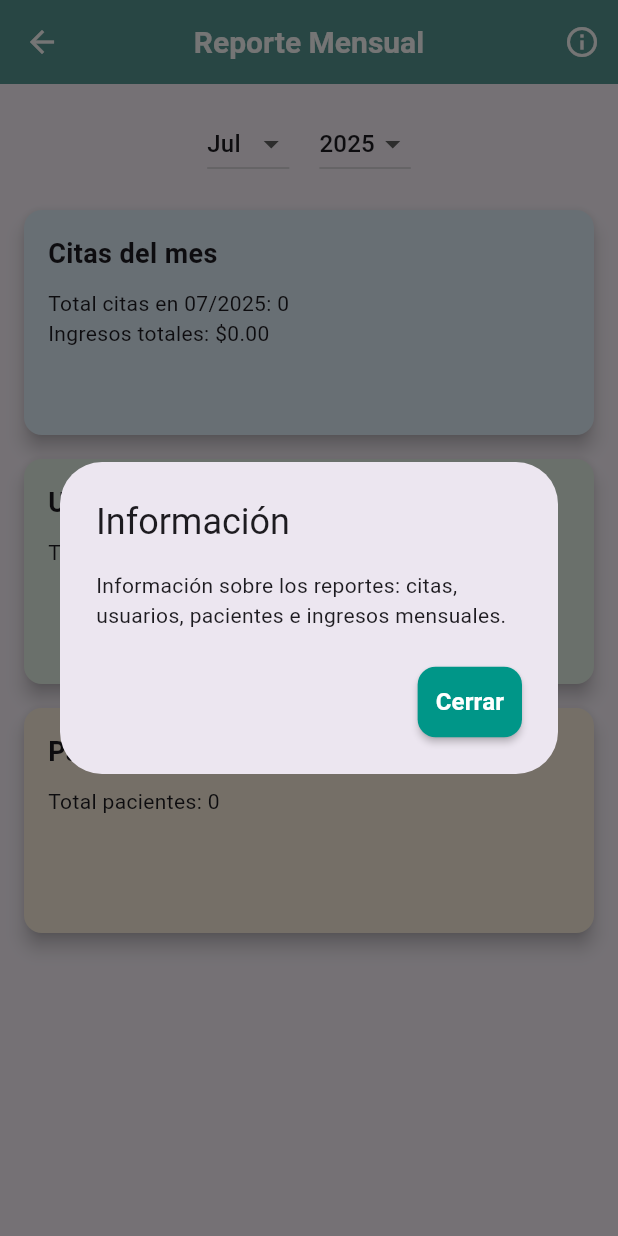
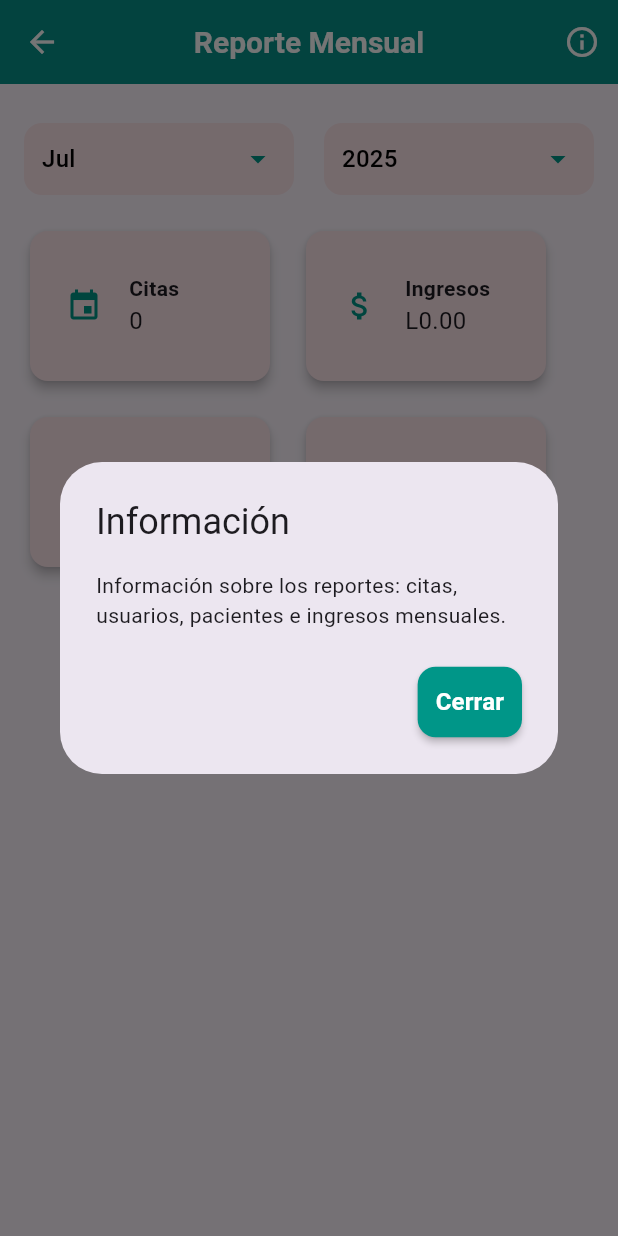
Before and after one commit to BernysCS/cm_dayenu, a Flutter app: the PantallaReportes screen opened directly, after a tap on the "info outline" icon, on a phone screen of 412 x 824 dp. Run offline on Flutter 3.47's test engine with Material 3 defaults, Android fonts, the phone set to English and light mode, and no system bars; our stand-ins replace cloud_firestore, firebase_core, flutter_local_notifications, image_picker, permission_handler, shared_preferences and 1 more; missing offline and left inert: google_mlkit_text_recognition; accounts and stored records are empty.

Commit message:
agregar diseño

```diff
--- a/lib/main.dart
+++ b/lib/main.dart
@@ -1,7 +1,7 @@
 import 'package:cm_dayenu/firebase_options.dart';
 import 'package:cm_dayenu/view/navegacion.dart';
 import 'package:cm_dayenu/view/pantallas/login/login.dart';
-import 'package:cm_dayenu/controller/controller_colors.dart'; // Importamos el controlador de colores
+import 'package:cm_dayenu/controller/controller_colors.dart';
 import 'package:firebase_core/firebase_core.dart';
 import 'package:flutter/material.dart';
 import 'package:shared_preferences/shared_preferences.dart';
--- a/lib/view/navegacion.dart
+++ b/lib/view/navegacion.dart
@@ -96,7 +96,7 @@ class _NavegacionState extends State<Navegacion> {
           ),
         ),
         child: BottomNavigationBar(
-          backgroundColor: Color(0xFF579E93),
+          backgroundColor: Color(0xFF009688),
           selectedItemColor: Colors.white,
           unselectedItemColor: Colors.white,
           currentIndex: _indiceActual,
--- a/lib/view/pantallas/reportes.dart
+++ b/lib/view/pantallas/reportes.dart
@@ -38,11 +38,53 @@ class _PantallaReportesState extends State<PantallaReportes> {
     return FirebaseFirestore.instance.collection('pacientes').snapshots();
   }
 
+  Widget _crearTarjetaMetrica(
+    IconData icono,
+    String titulo,
+    String valor,
+    Color color,
+  ) {
+    return Card(
+      elevation: 3,
+      shape: RoundedRectangleBorder(borderRadius: BorderRadius.circular(12)),
+      color: color,
+      child: Container(
+        width: 160,
+        height: 100,
+        padding: const EdgeInsets.all(16),
+        child: Row(
+          children: [
+            CircleAvatar(
+              backgroundColor: color,
+              child: Icon(icono, color: Color(0xFF009688)),
+            ),
+            const SizedBox(width: 10),
+            Column(
+              crossAxisAlignment: CrossAxisAlignment.start,
+              mainAxisAlignment: MainAxisAlignment.center,
+              children: [
+                Text(
+                  titulo,
+                  style: const TextStyle(
+                    fontSize: 14,
+                    fontWeight: FontWeight.bold,
+                  ),
+                ),
+                Text(valor, style: const TextStyle(fontSize: 16)),
+              ],
+            ),
+          ],
+        ),
+      ),
+    );
+  }
+
   @override
   Widget build(BuildContext context) {
     return Scaffold(
       appBar: AppBar(
         title: const Text('Reporte Mensual'),
+        backgroundColor: Color(0xFF009688),
         actions: [
           IconButton(
             icon: const Icon(Icons.info_outline),
@@ -90,22 +132,47 @@ class _PantallaReportesState extends State<PantallaReportes> {
       body: Padding(
         padding: const EdgeInsets.all(16),
         child: Column(
+          crossAxisAlignment: CrossAxisAlignment.start,
           children: [
-            // Selector mes y año
+            const SizedBox(height: 10),
+            // Selector de mes y año
             Row(
-              mainAxisAlignment: MainAxisAlignment.center,
               children: [
-                DropdownButton<int>(
+                Expanded(
+                  child: Container(
+                    padding: const EdgeInsets.symmetric(horizontal: 12),
+                    decoration: BoxDecoration(
+                      color: Color(0xFFFFE6EC),
+                      borderRadius: BorderRadius.circular(12),
+                    ),
+                    child: DropdownButtonHideUnderline(
+                      child: DropdownButton<int>(
                         value: _mesSeleccionado,
+                        icon: Icon(
+                          Icons.arrow_drop_down,
+                          color: Color(0xFF009688),
+                        ),
+                        dropdownColor: Colors.white,
                         items: List.generate(12, (index) {
                           final mes = index + 1;
                           return DropdownMenuItem(
                             value: mes,
                             child: Text(
                               [
-                          'Ene', 'Feb', 'Mar', 'Abr', 'May', 'Jun',
-                          'Jul', 'Ago', 'Sep', 'Oct', 'Nov', 'Dic',
+                                'Ene',
+                                'Feb',
+                                'Mar',
+                                'Abr',
+                                'May',
+                                'Jun',
+                                'Jul',
+                                'Ago',
+                                'Sep',
+                                'Oct',
+                                'Nov',
+                                'Dic',
                               ][index],
+                              style: TextStyle(color: Colors.black),
                             ),
                           );
                         }),
@@ -115,14 +182,34 @@ class _PantallaReportesState extends State<PantallaReportes> {
                           }
                         },
                       ),
+                    ),
+                  ),
+                ),
                 const SizedBox(width: 20),
-                DropdownButton<int>(
+                Expanded(
+                  child: Container(
+                    padding: const EdgeInsets.symmetric(horizontal: 12),
+                    decoration: BoxDecoration(
+                      color: Color(0xFFFFE6EC),
+                      borderRadius: BorderRadius.circular(12),
+                      boxShadow: [],
+                    ),
+                    child: DropdownButtonHideUnderline(
+                      child: DropdownButton<int>(
                         value: _anioSeleccionado,
+                        icon: Icon(
+                          Icons.arrow_drop_down,
+                          color: Color(0xFF009688),
+                        ),
+                        dropdownColor: Colors.white,
                         items: List.generate(5, (index) {
                           final anio = DateTime.now().year - index;
                           return DropdownMenuItem(
                             value: anio,
-                      child: Text(anio.toString()),
+                            child: Text(
+                              anio.toString(),
+                              style: TextStyle(color: Colors.black),
+                            ),
                           );
                         }),
                         onChanged: (valor) {
@@ -131,174 +218,90 @@ class _PantallaReportesState extends State<PantallaReportes> {
                           }
                         },
                       ),
+                    ),
+                  ),
+                ),
               ],
             ),
 
             const SizedBox(height: 20),
 
-            // Reportes
-            Expanded(
-              child: SingleChildScrollView(
-                child: Column(
-                  children: [
-                    // Citas
+            // Métricas principales
             StreamBuilder<QuerySnapshot>(
               stream: _obtenerCitasPorMes(),
               builder: (context, snapshotCitas) {
-                        if (snapshotCitas.hasError) {
-                          return const Text('Error al cargar citas');
-                        }
-                        if (snapshotCitas.connectionState == ConnectionState.waiting) {
-                          return const Center(child: CircularProgressIndicator());
-                        }
+                if (!snapshotCitas.hasData)
+                  return const CircularProgressIndicator();
 
                 final citas = snapshotCitas.data!.docs;
                 double totalIngresos = 0;
 
                 for (var doc in citas) {
                   final data = doc.data() as Map<String, dynamic>;
-
                   double precioBase =
                       (data['precio'] != null)
-                                  ? double.tryParse(
-                                        data['precio'].toString(),
-                                      ) ??
-                                      0.0
+                          ? double.tryParse(data['precio'].toString()) ?? 0.0
                           : 0.0;
-
                   List<dynamic> extras = data['extras'] ?? [];
                   double totalExtras = extras.fold(
                     0.0,
                     (suma, item) => suma + (item['monto'] ?? 0.0),
                   );
-
-                          double total = precioBase + totalExtras;
-                          totalIngresos += total;
+                  totalIngresos += precioBase + totalExtras;
                 }
 
-                        return Card(
-                          color: Colors.blue.shade50,
-                          elevation: 5,
-                          margin: const EdgeInsets.only(bottom: 16),
-                          shape: RoundedRectangleBorder(
-                            borderRadius: BorderRadius.circular(12),
+                return StreamBuilder<QuerySnapshot>(
+                  stream: _obtenerPacientes(),
+                  builder: (context, snapshotPacientes) {
+                    if (!snapshotPacientes.hasData)
+                      return const CircularProgressIndicator();
+
+                    final totalPacientes = snapshotPacientes.data!.docs.length;
+
+                    return StreamBuilder<QuerySnapshot>(
+                      stream: _obtenerUsuarios(),
+                      builder: (context, snapshotUsuarios) {
+                        if (!snapshotUsuarios.hasData)
+                          return const CircularProgressIndicator();
+
+                        final totalUsuarios =
+                            snapshotUsuarios.data!.docs.length;
+
+                        return Wrap(
+                          spacing: 16,
+                          runSpacing: 16,
+                          children: [
+                            _crearTarjetaMetrica(
+                              Icons.event,
+                              'Citas',
+                              citas.length.toString(),
+                              Color(0xFFFFE6EC),
                             ),
-                          child: SizedBox(
-                            width: double.infinity,
-                            height: 150,
-                            child: Padding(
-                              padding: const EdgeInsets.all(16),
-                              child: Column(
-                                crossAxisAlignment: CrossAxisAlignment.start,
-                                children: [
-                                  const Text(
-                                    'Citas del mes',
-                                    style: TextStyle(fontSize: 18, fontWeight: FontWeight.bold),
+                            _crearTarjetaMetrica(
+                              Icons.attach_money,
+                              'Ingresos',
+                              'L${totalIngresos.toStringAsFixed(2)}',
+                              Color(0xFFFFE6EC),
                             ),
-                                  const SizedBox(height: 10),
-                                  Text('Total citas en ${_mesSeleccionado.toString().padLeft(2, '0')}/$_anioSeleccionado: ${citas.length}'),
-                                  Text('Ingresos totales: \$${totalIngresos.toStringAsFixed(2)}'),
+                            _crearTarjetaMetrica(
+                              Icons.people,
+                              'Pacientes',
+                              totalPacientes.toString(),
+                              Color(0xFFFFE6EC),
+                            ),
+                            _crearTarjetaMetrica(
+                              Icons.person_pin,
+                              'Usuarios',
+                              totalUsuarios.toString(),
+                              Color(0xFFFFE6EC),
+                            ),
                           ],
-                              ),
-                            ),
-                          ),
                         );
                       },
-                    ),
-
-                    // Usuarios
-                    StreamBuilder<QuerySnapshot>(
-                      stream: _obtenerUsuarios(),
-                      builder: (context, snapshotUsuarios) {
-                        if (snapshotUsuarios.hasError) {
-                          return const Text('Error al cargar usuarios');
-                        }
-                        if (snapshotUsuarios.connectionState == ConnectionState.waiting) {
-                          return const Center(child: CircularProgressIndicator());
-                        }
-
-                        final usuarios = snapshotUsuarios.data!.docs;
-                        final Map<String, int> conteoRoles = {};
-                        for (var u in usuarios) {
-                          final rol = u['rol'] ?? 'desconocido';
-                          conteoRoles[rol] = (conteoRoles[rol] ?? 0) + 1;
-                        }
-
-                        return Card(
-                          color: Colors.green.shade50,
-                          elevation: 5,
-                          margin: const EdgeInsets.only(bottom: 16),
-                          shape: RoundedRectangleBorder(
-                            borderRadius: BorderRadius.circular(12),
-                          ),
-                          child: SizedBox(
-                            width: double.infinity,
-                            height: 150,
-                            child: Padding(
-                              padding: const EdgeInsets.all(16),
-                              child: Column(
-                                crossAxisAlignment: CrossAxisAlignment.start,
-                                children: [
-                                  const Text(
-                                    'Usuarios',
-                                    style: TextStyle(fontSize: 18, fontWeight: FontWeight.bold),
-                                  ),
-                                  const SizedBox(height: 10),
-                                  Text('Total usuarios: ${usuarios.length}'),
-                                  for (var rol in conteoRoles.keys)
-                                    Text(' - $rol: ${conteoRoles[rol]}'),
-                                ],
-                              ),
-                            ),
-                          ),
                     );
                   },
-                    ),
-
-                    // Pacientes
-                    StreamBuilder<QuerySnapshot>(
-                      stream: _obtenerPacientes(),
-                      builder: (context, snapshotPacientes) {
-                        if (snapshotPacientes.hasError) {
-                          return const Text('Error al cargar pacientes');
-                        }
-                        if (snapshotPacientes.connectionState == ConnectionState.waiting) {
-                          return const Center(child: CircularProgressIndicator());
-                        }
-
-                        final pacientes = snapshotPacientes.data!.docs;
-
-                        return Card(
-                          color: Colors.orange.shade50,
-                          elevation: 5,
-                          margin: const EdgeInsets.only(bottom: 16),
-                          shape: RoundedRectangleBorder(
-                            borderRadius: BorderRadius.circular(12),
-                          ),
-                          child: SizedBox(
-                            width: double.infinity,
-                            height: 150,
-                            child: Padding(
-                              padding: const EdgeInsets.all(16),
-                              child: Column(
-                                crossAxisAlignment: CrossAxisAlignment.start,
-                                children: [
-                                  const Text(
-                                    'Pacientes',
-                                    style: TextStyle(fontSize: 18, fontWeight: FontWeight.bold),
-                                  ),
-                                  const SizedBox(height: 10),
-                                  Text('Total pacientes: ${pacientes.length}'),
-                                ],
-                              ),
-                            ),
-                          ),
                 );
               },
-                    ),
-                  ],
-                ),
-              ),
             ),
           ],
         ),
```
Also changed, not shown: lib/view/pantallas/Principal/principal.dart (+57 -28 lines), lib/view/pantallas/mensajes.dart (+44 -21 lines), lib/view/pantallas/usuarios/pantalla_pacientes.dart (+82 -66 lines), lib/view/pantallas/usuarios/usuarios.dart (+30 -25 lines). Lines whose indentation alone changed are shown as unchanged.
